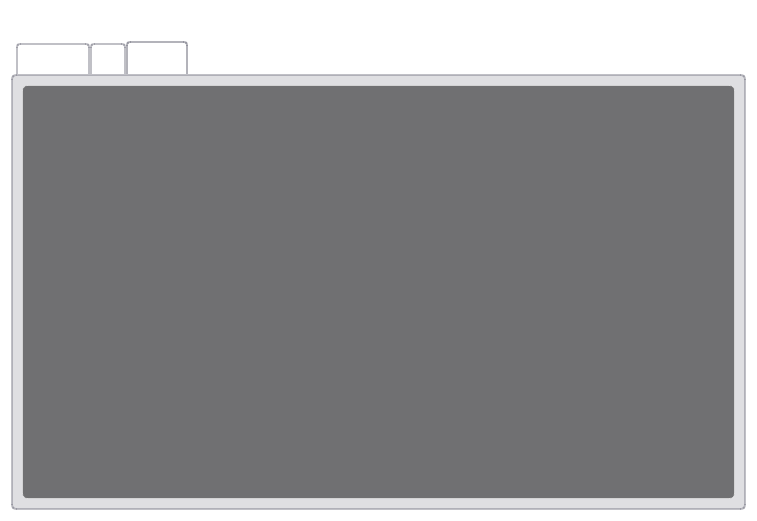
introlab/opentera, file teraplus/client/src/editors/UserWidget.ui: the form before one commit.
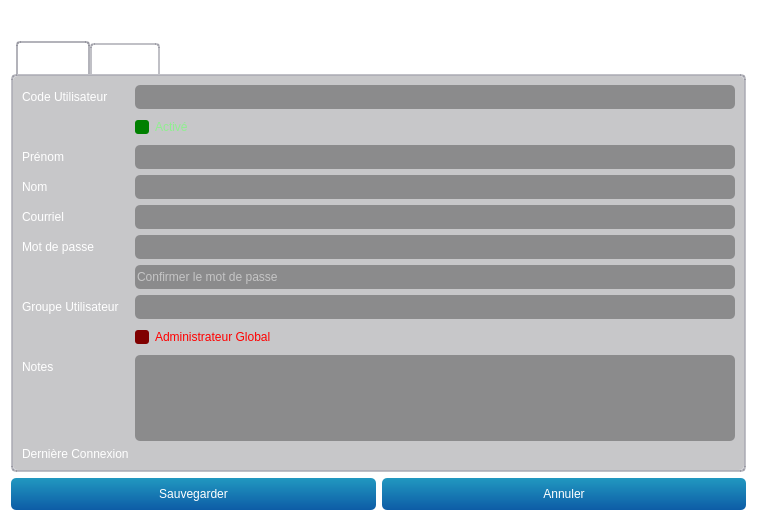
The form after the commit. The open tabs and pages were chosen to show the change. Icons and pictures are not drawn. Custom widgets are drawn as their Qt base class.

Commit message: Client TeraForm - completed profile implementation and validation.

Patch:
```diff
--- a/teraplus/client/src/editors/UserWidget.ui
+++ b/teraplus/client/src/editors/UserWidget.ui
@@ -251,6 +251,12 @@
             <layout class="QFormLayout" name="formLayout_2">
              <item row="0" column="0">
               <widget class="QLabel" name="lblLinkedUser">
+               <property name="sizePolicy">
+                <sizepolicy hsizetype="MinimumExpanding" vsizetype="MinimumExpanding">
+                 <horstretch>0</horstretch>
+                 <verstretch>0</verstretch>
+                </sizepolicy>
+               </property>
                <property name="text">
                 <string>Code Utilisateur</string>
                </property>
@@ -498,7 +504,27 @@
                </property>
               </widget>
              </item>
-             <item row="11" column="1">
+            </layout>
+           </widget>
+          </item>
+         </layout>
+        </widget>
+        <widget class="QWidget" name="tabProfile_2">
+         <attribute name="title">
+          <string>Paramètres</string>
+         </attribute>
+         <layout class="QVBoxLayout" name="verticalLayout_8">
+          <item>
+           <widget class="TeraForm" name="wdgProfile" native="true"/>
+          </item>
+         </layout>
+        </widget>
+       </widget>
+      </item>
+     </layout>
+    </widget>
+   </item>
+   <item>
               <layout class="QHBoxLayout" name="horizontalLayout_2">
                <item>
                 <widget class="QPushButton" name="btnSave">
@@ -553,87 +579,6 @@
                 </widget>
                </item>
               </layout>
-             </item>
-            </layout>
-           </widget>
-          </item>
-         </layout>
-        </widget>
-        <widget class="QWidget" name="tabProfile_2">
-         <attribute name="title">
-          <string>Profil</string>
-         </attribute>
-         <layout class="QVBoxLayout" name="verticalLayout_8">
-          <item>
-           <widget class="TeraForm" name="wdgProfile" native="true"/>
-          </item>
-         </layout>
-        </widget>
-        <widget class="QWidget" name="tabHistory">
-         <attribute name="title">
-          <string>Historique</string>
-         </attribute>
-         <layout class="QVBoxLayout" name="verticalLayout_5">
-          <item>
-           <widget class="QTableWidget" name="tblHistory">
-            <property name="columnCount">
-             <number>4</number>
-            </property>
-            <attribute name="horizontalHeaderVisible">
-             <bool>false</bool>
-            </attribute>
-            <attribute name="horizontalHeaderCascadingSectionResizes">
-             <bool>true</bool>
-            </attribute>
-            <attribute name="horizontalHeaderDefaultSectionSize">
-             <number>125</number>
-            </attribute>
-            <attribute name="horizontalHeaderHighlightSections">
-             <bool>false</bool>
-            </attribute>
-            <attribute name="horizontalHeaderMinimumSectionSize">
-             <number>50</number>
-            </attribute>
-            <attribute name="horizontalHeaderShowSortIndicator" stdset="0">
-             <bool>false</bool>
-            </attribute>
-            <attribute name="horizontalHeaderStretchLastSection">
-             <bool>true</bool>
-            </attribute>
-            <attribute name="verticalHeaderVisible">
-             <bool>false</bool>
-            </attribute>
-            <attribute name="verticalHeaderStretchLastSection">
-             <bool>false</bool>
-            </attribute>
-            <column>
-             <property name="text">
-              <string>Date</string>
-             </property>
-            </column>
-            <column>
-             <property name="text">
-              <string>Patient</string>
-             </property>
-            </column>
-            <column>
-             <property name="text">
-              <string>Action</string>
-             </property>
-            </column>
-            <column>
-             <property name="text">
-              <string>Description</string>
-             </property>
-            </column>
-           </widget>
-          </item>
-         </layout>
-        </widget>
-       </widget>
-      </item>
-     </layout>
-    </widget>
    </item>
   </layout>
  </widget>
```
Left out of the diff: 2 changed lines with no effect on the pictures. Lines whose indentation alone changed are shown as unchanged. The commit also changes 3 other files.
